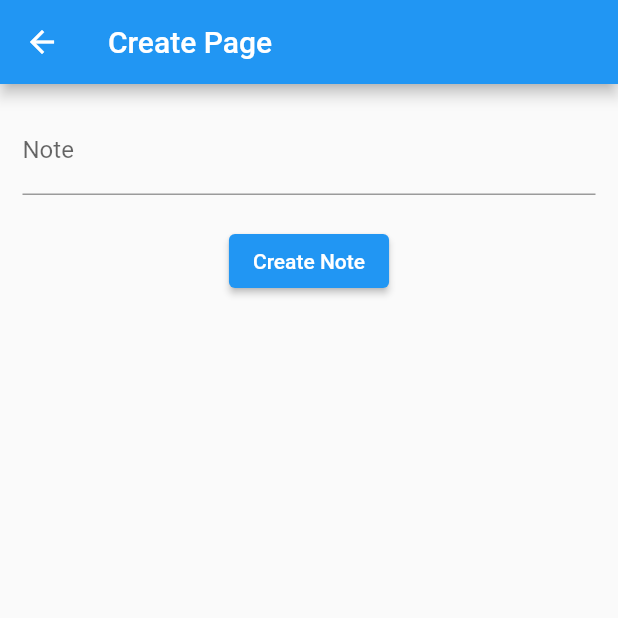
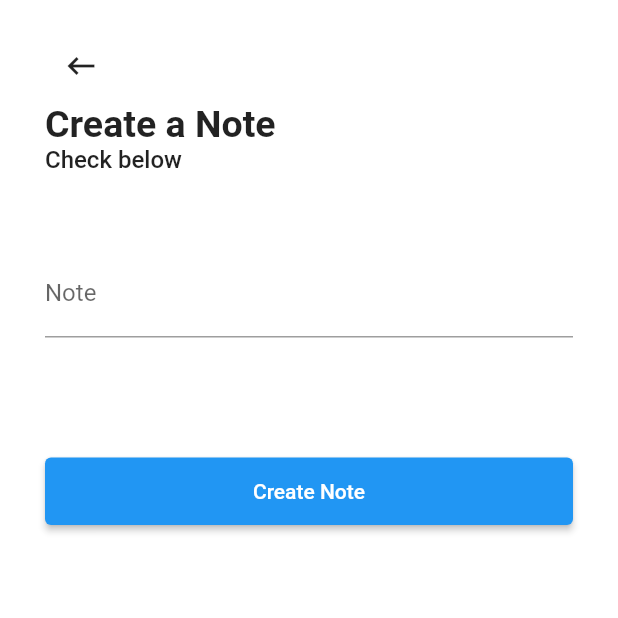
Before and after one commit to Munyaradzi-Chigangawa/notes-frontend, a Flutter app: the CreatePage screen opened directly with empty values, on a phone screen of 412 x 824 dp, the top half of it. Run offline on Flutter 3.47's test engine with Material 2 defaults, Android fonts, the phone set to English and light mode, and no system bars; our stand-ins replace shared_preferences; accounts and stored records are empty.

Commit message:
made create note responsive

```diff
--- a/lib/screens/create_note.dart
+++ b/lib/screens/create_note.dart
@@ -15,28 +15,63 @@ class _CreatePageState extends State<CreatePage> {
   @override
   Widget build(BuildContext context) {
     return Scaffold(
-      appBar: AppBar(title: const Text("Create Page")),
-      body: Padding(
-        padding: const EdgeInsets.all(15.0),
-        child: Column(
-          children: [
-            TextField(
-              decoration: const InputDecoration(
-                  labelText: "Note", hintText: "Enter your note"),
-              controller: controller,
-              //maxLines: 50,
-            ),
-            const SizedBox(height: 20),
-            ElevatedButton(
+      backgroundColor: Colors.white,
+      //appBar: AppBar(title: const Text("Create Page")),
+      body: Form(
+          // ignore: prefer_const_constructors
+          child: Padding(
+        padding: const EdgeInsets.only(left: 30, right: 30, bottom: 0),
+        child: ListView(children: <Widget>[
+          const SizedBox(
+            height: 20,
+          ),
+          Container(
+              alignment: Alignment.centerLeft,
+              width: double.infinity,
+              child: IconButton(
+                  padding: const EdgeInsets.all(0),
+                  onPressed: () {
+                    Navigator.pop(context);
+                  },
+                  icon: const Icon(Icons.keyboard_backspace))),
+          const Text(
+            'Create a Note',
+            style: TextStyle(fontSize: 25, fontWeight: FontWeight.w700),
+          ),
+
+          //const SizedBox(height: 10,),
+
+          const Text(
+            'Check below',
+            style: TextStyle(fontSize: 16, fontWeight: FontWeight.w500),
+          ),
+          const SizedBox(
+            height: 50,
+          ),
+          TextFormField(
+            decoration: const InputDecoration(
+                labelText: "Note", hintText: "Enter your note"),
+            controller: controller,
+          ),
+          const SizedBox(
+            height: 80,
+          ),
+          SizedBox(
+            height: 45,
+            width: double.infinity,
+            child: ElevatedButton(
+                style: ButtonStyle(
+                    backgroundColor: MaterialStateProperty.resolveWith(
+                        (states) => Theme.of(context).primaryColor)),
                 onPressed: () {
                   widget.client
                       .post(createURL, body: {'body': controller.text});
                   Navigator.pop(context);
                 },
-                child: const Text("Create Note"))
-          ],
-        ),
-      ),
+                child: const Text("Create Note")),
+          ),
+        ]),
+      )),
     );
   }
 }
--- a/lib/screens/main_menu.dart
+++ b/lib/screens/main_menu.dart
@@ -24,15 +24,16 @@ class _MainMenuState extends State<MainMenu> {
     super.initState();
   }
 
+  // ignore: unused_element
   void _addnote() {}
 
   _retrieveNotes() async {
     notes = [];
     // ignore: unused_local_variable
     List response = json.decode((await client.get(retrieveUrl)).body);
-    response.forEach((element) {
+    for (var element in response) {
       notes.add(Note.fromMap(element));
-    });
+    }
     setState(() {});
   }
 
@@ -45,7 +46,12 @@ class _MainMenuState extends State<MainMenu> {
   Widget build(BuildContext context) {
     return Scaffold(
       appBar: AppBar(
-        title: const Text('Main Menu'),
+        title: const Text(
+          'Main Menu',
+          style: TextStyle(color: Colors.black),
+        ),
+        backgroundColor: Colors.transparent,
+        elevation: 0,
       ),
       body: RefreshIndicator(
           onRefresh: () async {
--- a/lib/screens/on_boarding.dart
+++ b/lib/screens/on_boarding.dart
@@ -103,7 +103,7 @@ class _OnBoardState extends State<OnBoard> {
                 mainAxisSize: MainAxisSize.min,
                 children: [
                   Image.asset(screens[index].img),
-                  Container(
+                  SizedBox(
                     height: 10.0,
                     child: ListView.builder(
                       itemCount: screens.length,
@@ -161,7 +161,7 @@ class _OnBoardState extends State<OnBoard> {
                       }
 
                       _pageController.nextPage(
-                        duration: Duration(milliseconds: 300),
+                        duration: const Duration(milliseconds: 300),
                         curve: Curves.bounceIn,
                       );
                     },
--- a/pubspec.yaml
+++ b/pubspec.yaml
@@ -35,7 +35,7 @@ dependencies:
   # Use with the CupertinoIcons class for iOS style icons.
   cupertino_icons: ^1.0.2
   http: ^0.13.4
-  shared_preferences: ^2.0.13
+  shared_preferences: ^2.0.9
 
 dev_dependencies:
   flutter_test:
```
